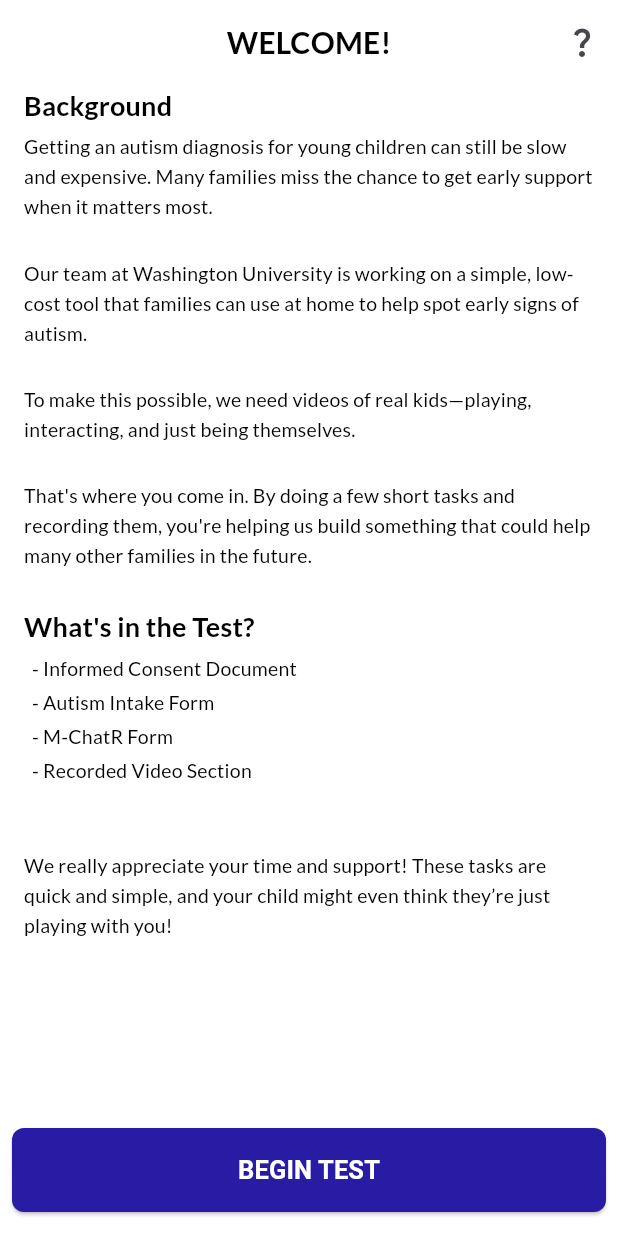
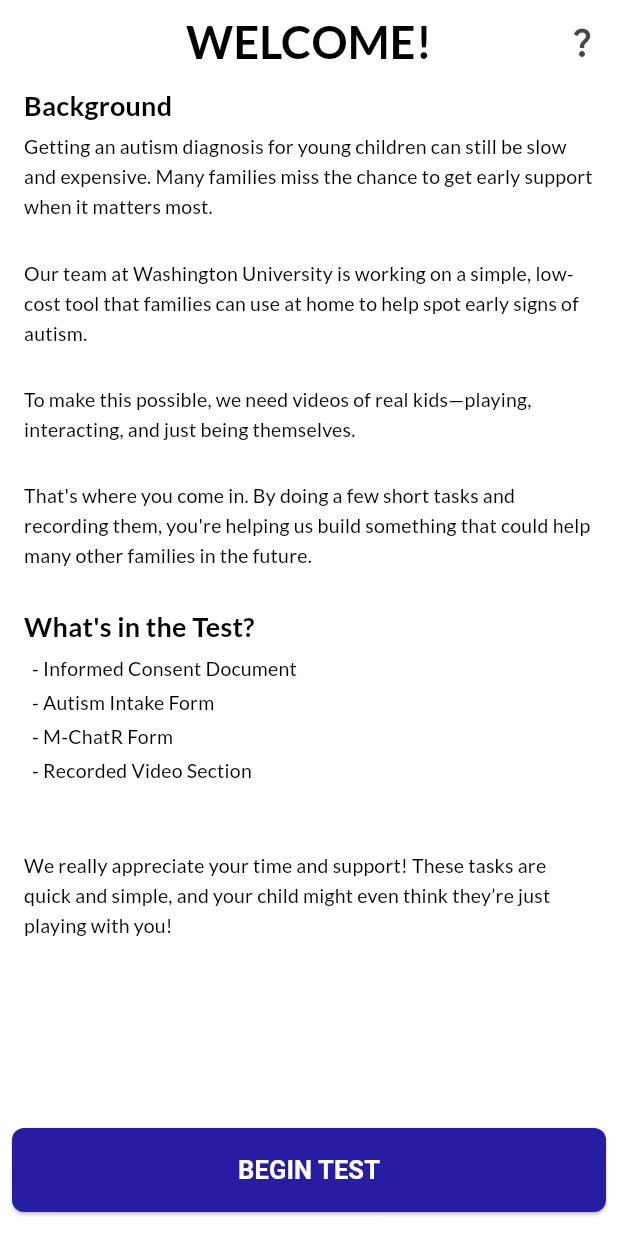
Before and after one commit to kevin200555/autism_ai_test, a Flutter app: the screen it shows after launch, on a phone screen of 412 x 824 dp. Run offline on Flutter 3.47's test engine with Material 3 defaults, Android fonts, the phone set to English and light mode, and no system bars; drawn by our look-alikes of auto_size_text; our stand-ins replace camera, google_fonts, video_player; missing offline and left inert: pdfx.

Commit message:
- replaced the "clear" text in the signiture question with a trash can ic_document_signing - fixed a random typo - decided to add the back button to all pages of the video_section_info_screen - removed padding from the title text

```diff
--- a/lib/screens/data_gathering/ic_document_signing.dart
+++ b/lib/screens/data_gathering/ic_document_signing.dart
@@ -89,7 +89,7 @@ class _InformedConsentSigningScreenState extends State<InformedConsentSigningScr
             );
           }
           else {
-            // make a multipel choice question
+            // make a multiple choice question
             return Padding(
               padding: const EdgeInsets.symmetric(vertical: 8.0),
               child: MutlipleChoiceQuestionWidget(
--- a/lib/screens/information_screens/video_section_info_screen.dart
+++ b/lib/screens/information_screens/video_section_info_screen.dart
@@ -109,7 +109,7 @@ class FewTipsBeforeStart extends StatelessWidget {
         ),
         centerTitle: true,
         backgroundColor: ColorTheme.background,
-        automaticallyImplyLeading: false,
+        automaticallyImplyLeading: true,
       ),
 
       body: SizedBox(
@@ -276,7 +276,7 @@ class BeforeYouStartScreen extends StatelessWidget {
         ),
         centerTitle: true,
         backgroundColor: ColorTheme.background,
-        automaticallyImplyLeading: false,
+        automaticallyImplyLeading: true,
       ),
 
       body: SizedBox(
@@ -419,7 +419,7 @@ class _FilmingTipsScreenState extends State<FilmingTipsScreen> {
         ),
         centerTitle: true,
         backgroundColor: ColorTheme.background,
-        automaticallyImplyLeading: false,
+        automaticallyImplyLeading: true,
       ),
 
       body: SizedBox(
--- a/lib/widgets/text_types.dart
+++ b/lib/widgets/text_types.dart
@@ -23,9 +23,7 @@ class AppBarTitle extends StatelessWidget {
 
   @override
   Widget build(BuildContext context) {
-    return Padding(
-      padding: const EdgeInsets.fromLTRB(16, 1, 16, 1),
-      child: AutoSizeText(
+    return AutoSizeText(
         text,
         textAlign: textAlign,
         maxLines: maxLines,
@@ -35,12 +33,11 @@ class AppBarTitle extends StatelessWidget {
             GoogleFonts.lato(
               textStyle: Theme.of(context).textTheme.titleMedium?.copyWith(
                 color: color,
-                fontSize: 20,
+                fontSize: 30,
                 fontWeight: FontWeight.bold,
               ),
             ),
-      ),
-    );
+      );
   }
 }
 
```
Also changed, not shown: lib/widgets/signiture_question_widget.dart (+2 -6 lines).
